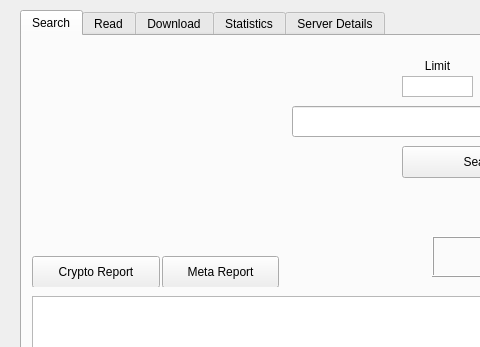
Old version of the form FAui/mainw.ui in the repository ChazzCoin/FairArticle; both pictures show x 0 to 480 and y 0 to 347 of the 1118 by 900 pixel window.
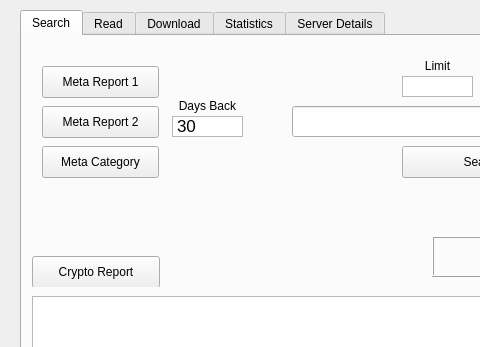
New version of the form. The open tabs and pages were chosen to show the change.

What changed in the file:
```diff
--- a/FAui/mainw.ui
+++ b/FAui/mainw.ui
@@ -113,14 +113,14 @@
       <widget class="QPushButton" name="btnMetaReport">
        <property name="geometry">
         <rect>
-         <x>130</x>
-         <y>210</y>
+         <x>10</x>
+         <y>20</y>
          <width>117</width>
          <height>32</height>
         </rect>
        </property>
        <property name="text">
-        <string>Meta Report</string>
+        <string>Meta Report 1</string>
        </property>
       </widget>
       <widget class="QPushButton" name="btnCryptoReport">
@@ -393,6 +393,71 @@
         </rect>
        </property>
       </widget>
+      <widget class="QPushButton" name="btnMetaReport2">
+       <property name="geometry">
+        <rect>
+         <x>10</x>
+         <y>60</y>
+         <width>117</width>
+         <height>32</height>
+        </rect>
+       </property>
+       <property name="text">
+        <string>Meta Report 2</string>
+       </property>
+      </widget>
+      <widget class="QPushButton" name="btnMetaCategory">
+       <property name="geometry">
+        <rect>
+         <x>10</x>
+         <y>100</y>
+         <width>117</width>
+         <height>32</height>
+        </rect>
+       </property>
+       <property name="text">
+        <string>Meta Category</string>
+       </property>
+      </widget>
+      <widget class="QTextEdit" name="editMetaDaysBack">
+       <property name="geometry">
+        <rect>
+         <x>140</x>
+         <y>70</y>
+         <width>71</width>
+         <height>21</height>
+        </rect>
+       </property>
+       <property name="verticalScrollBarPolicy">
+        <enum>Qt::ScrollBarAlwaysOff</enum>
+       </property>
+       <property name="horizontalScrollBarPolicy">
+        <enum>Qt::ScrollBarAlwaysOff</enum>
+       </property>
+       <property name="html">
+        <string>&lt;!DOCTYPE HTML PUBLIC &quot;-//W3C//DTD HTML 4.0//EN&quot; &quot;http://www.w3.org/TR/REC-html40/strict.dtd&quot;&gt;
+&lt;html&gt;&lt;head&gt;&lt;meta name=&quot;qrichtext&quot; content=&quot;1&quot; /&gt;&lt;style type=&quot;text/css&quot;&gt;
+p, li { white-space: pre-wrap; }
+&lt;/style&gt;&lt;/head&gt;&lt;body style=&quot; font-family:'.AppleSystemUIFont'; font-size:13pt; font-weight:400; font-style:normal;&quot;&gt;
+&lt;p style=&quot; margin-top:0px; margin-bottom:0px; margin-left:0px; margin-right:0px; -qt-block-indent:0; text-indent:0px;&quot;&gt;30&lt;/p&gt;&lt;/body&gt;&lt;/html&gt;</string>
+       </property>
+      </widget>
+      <widget class="QLabel" name="label_22">
+       <property name="geometry">
+        <rect>
+         <x>140</x>
+         <y>50</y>
+         <width>71</width>
+         <height>20</height>
+        </rect>
+       </property>
+       <property name="text">
+        <string>Days Back</string>
+       </property>
+       <property name="alignment">
+        <set>Qt::AlignCenter</set>
+       </property>
+      </widget>
      </widget>
     </widget>
     <widget class="QWidget" name="tabArticleSearch">
```
Left out of the diff: 6 changed lines with no effect on the pictures.
